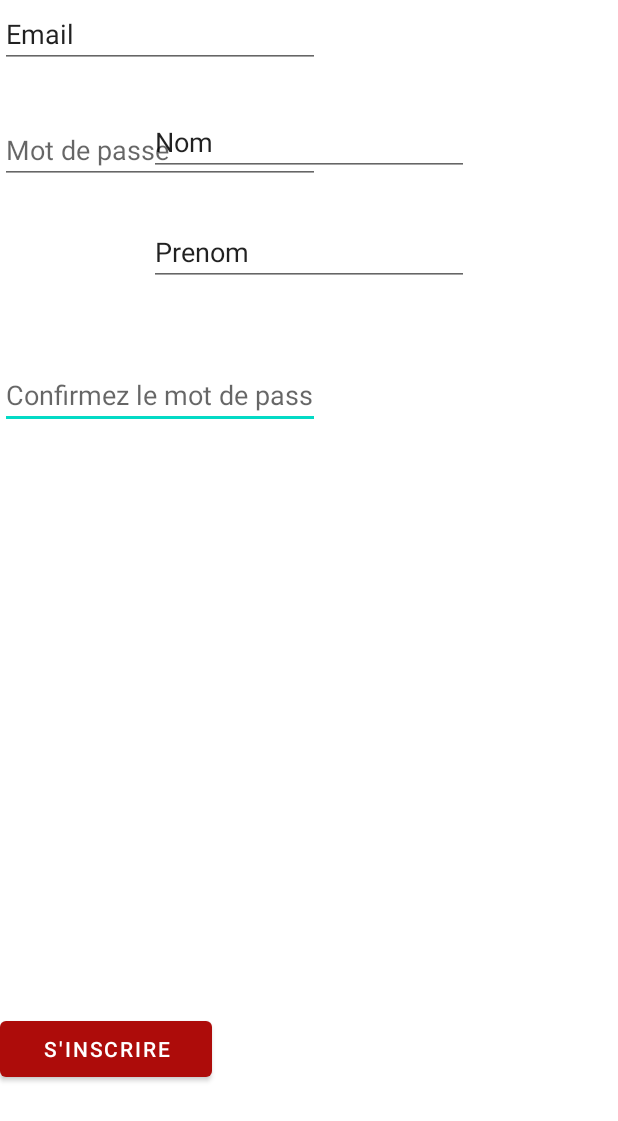
After one commit to Sccor/Drop-Ton-Casque, an Android app: the layout activity_inscription.xml on its own in the app's theme, with its tools: preview values and no code run, on a phone screen of 412 x 824 dp. The commit adds this screen. Shown: the top 1121 px of the screen. Run offline under Robolectric (Android 15) with nearby library versions, the phone set to English and light mode, and no system bars.

Commit message:
Inscription activity, UsserModel, DataBasehelper début

```diff
--- a/app/src/main/AndroidManifest.xml
+++ b/app/src/main/AndroidManifest.xml
@@ -1,5 +1,6 @@
 <?xml version="1.0" encoding="utf-8"?>
 <manifest xmlns:android="http://schemas.android.com/apk/res/android"
+    xmlns:tools="http://schemas.android.com/tools"
     package="com.example.droptoncasque">
     <!--
          The ACCESS_COARSE/FINE_LOCATION permissions are not required to use
@@ -40,6 +41,8 @@
                 <category android:name="android.intent.category.LAUNCHER" />
             </intent-filter>
         </activity>
+        <activity android:name=".InscriptionActivity"
+            tools:ignore="Instantiatable" />
     </application>
 
 </manifest>
--- /dev/null
+++ b/app/src/main/res/layout/activity_inscription.xml
@@ -0,0 +1,75 @@
+<?xml version="1.0" encoding="utf-8"?>
+<androidx.constraintlayout.widget.ConstraintLayout
+    xmlns:android="http://schemas.android.com/apk/res/android"
+    xmlns:app="http://schemas.android.com/apk/res-auto"
+    xmlns:tools="http://schemas.android.com/tools"
+    android:layout_width="match_parent"
+    android:layout_height="match_parent">
+
+
+    <EditText
+        android:id="@+id/editTextTextPassword3"
+        android:layout_width="wrap_content"
+        android:layout_height="wrap_content"
+        android:ems="10"
+        android:hint="@string/confirm_pw"
+        android:inputType="textPassword"
+        app:layout_constraintBottom_toTopOf="@+id/buttonInscrip"
+        app:layout_constraintTop_toBottomOf="@+id/editTextTextPassword2"
+        app:layout_constraintVertical_bias="0.233"
+        tools:layout_editor_absoluteX="101dp" />
+
+    <EditText
+        android:id="@+id/editTextTextPassword2"
+        android:layout_width="wrap_content"
+        android:layout_height="wrap_content"
+        android:layout_marginTop="32dp"
+        android:ems="10"
+        android:hint="@string/pw"
+        android:inputType="textPassword"
+        app:layout_constraintTop_toBottomOf="@+id/editTextTextEmailAddress2"
+        tools:layout_editor_absoluteX="101dp" />
+
+    <EditText
+        android:id="@+id/editTextTextEmailAddress2"
+        android:layout_width="wrap_content"
+        android:layout_height="wrap_content"
+        android:ems="10"
+        android:text="@string/email"
+        android:inputType="textEmailAddress"
+        tools:layout_editor_absoluteX="101dp"
+        tools:layout_editor_absoluteY="209dp" />
+
+    <EditText
+        android:id="@+id/editTextTextPersonName"
+        android:layout_width="wrap_content"
+        android:layout_height="wrap_content"
+        android:layout_marginTop="28dp"
+        android:ems="10"
+        android:inputType="textPersonName"
+        android:text="@string/prenom"
+        app:layout_constraintEnd_toEndOf="parent"
+        app:layout_constraintStart_toStartOf="parent"
+        app:layout_constraintTop_toBottomOf="@+id/editTextTextPersonName2" />
+
+    <Button
+        android:id="@+id/buttonInscrip"
+        android:layout_width="141dp"
+        android:layout_height="49dp"
+        android:layout_marginBottom="100dp"
+        android:text="@string/inscription"
+        app:layout_constraintBottom_toBottomOf="parent"
+        tools:layout_editor_absoluteX="135dp" />
+
+    <EditText
+        android:id="@+id/editTextTextPersonName2"
+        android:layout_width="wrap_content"
+        android:layout_height="wrap_content"
+        android:layout_marginTop="72dp"
+        android:ems="10"
+        android:inputType="textPersonName"
+        android:text="@string/nom"
+        app:layout_constraintEnd_toEndOf="parent"
+        app:layout_constraintStart_toStartOf="parent"
+        app:layout_constraintTop_toTopOf="parent" />
+</androidx.constraintlayout.widget.ConstraintLayout>
--- a/app/src/main/res/layout/activity_login2.xml
+++ b/app/src/main/res/layout/activity_login2.xml
@@ -45,7 +45,7 @@
 
     <Button
         android:id="@+id/button"
-        android:layout_width="102dp"
+        android:layout_width="154dp"
         android:layout_height="46dp"
         android:layout_marginBottom="256dp"
         android:text="@string/login"
--- a/app/src/main/res/values/strings.xml
+++ b/app/src/main/res/values/strings.xml
@@ -8,7 +8,7 @@
     <string name="logo_description">Casque laché</string>
     <string name="menu">Menu</string>
     <string name="title_activity_maps">Map</string>
-    <string name="login">Log in</string>
+    <string name="login">S\'identifier</string>
     <string name="mail">Email</string>
     <string name="pw">Mot de passe</string>
     <string name="welCom">Bienvenue Commercant !\n Vous pouvez rajouter votre commerce.</string>
@@ -22,6 +22,11 @@
     <string name="email">Email</string>
     <string name="tel">Telephone</string>
     <string name="url">Lien du site</string>
+    <string name="inscription">S\'inscrire</string>
+    <string name="nom">Nom</string>
+    <string name="prenom">Prenom</string>
+    <string name="confirm_pw">Confirmez le mot de passe</string>
+
 
 
 </resources>
```
Also changed, not shown: app/src/main/java/com/example/droptoncasque/CommerceModel.java (added, +101 -0 lines), app/src/main/java/com/example/droptoncasque/DataBaseHelper.java (added, +34 -0 lines), app/src/main/java/com/example/droptoncasque/InscriptionActivity.java (added, +9 -0 lines), app/src/main/java/com/example/droptoncasque/LoginActivity.java (+21 -5 lines), app/src/main/java/com/example/droptoncasque/MainActivity.java (+9 -0 lines), app/src/main/java/com/example/droptoncasque/MapsActivity.java (+11 -122 lines), app/src/main/java/com/example/droptoncasque/UserModel.java (added, +76 -0 lines), app/src/main/res/layout/activity_main.xml (+13 -1 lines).
